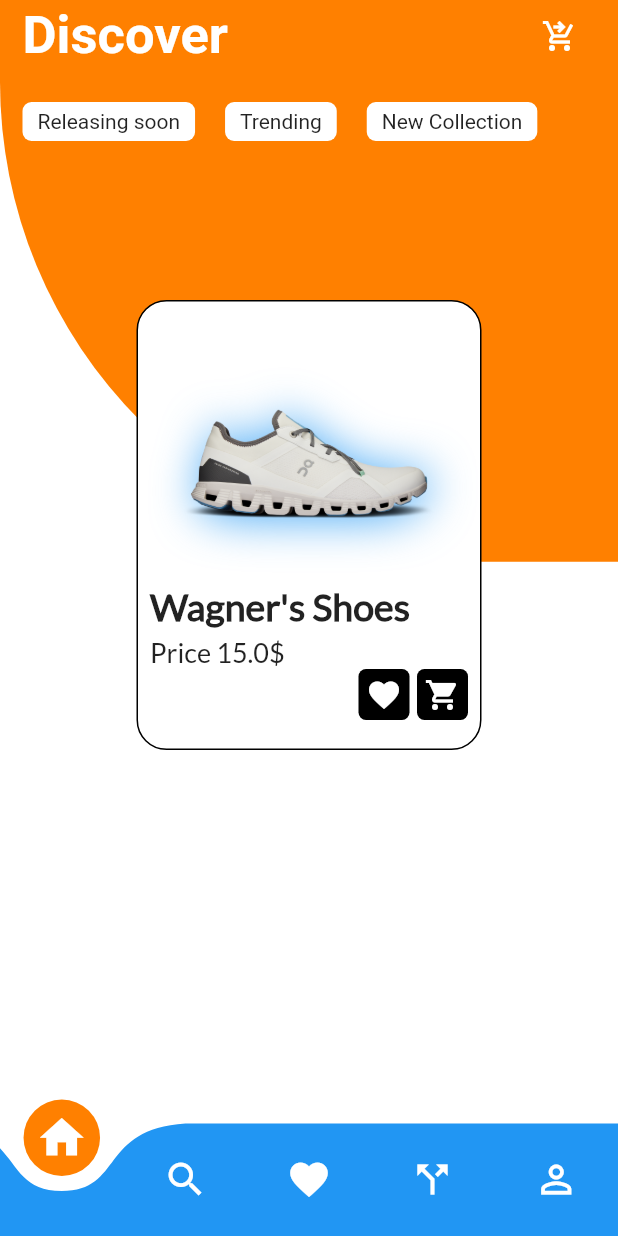
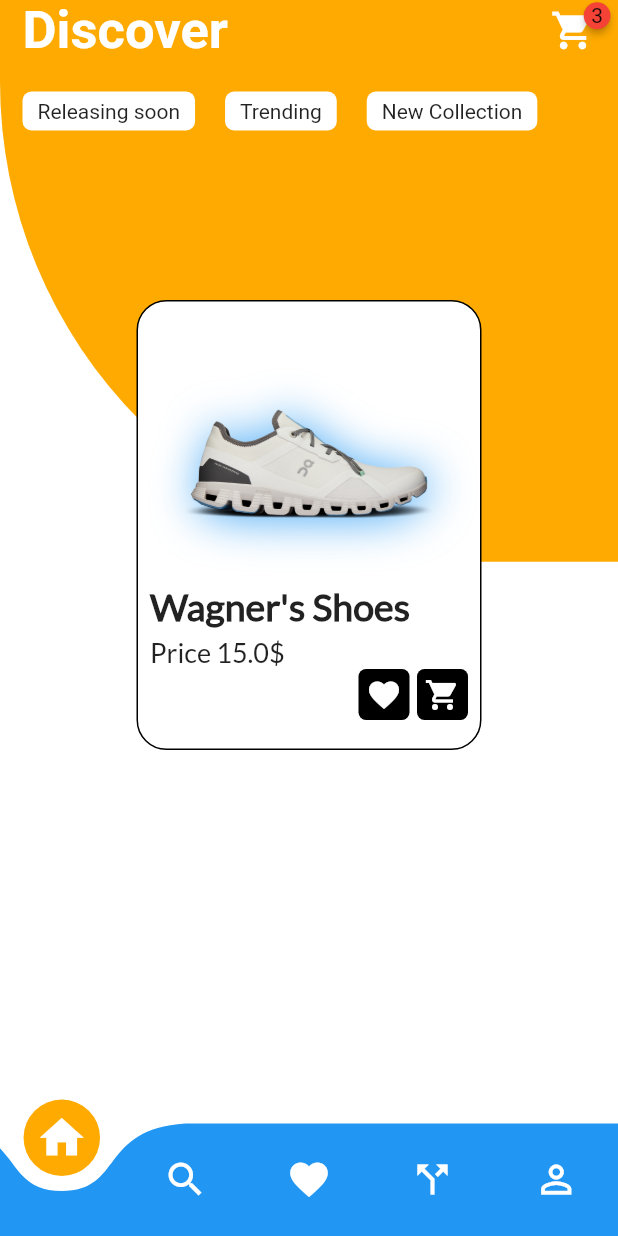
Before and after one commit to luonverak/Flutter-12-1-Demo, a Flutter app: the screen it shows after launch, on a phone screen of 412 x 824 dp. Run offline on Flutter 3.47's test engine with Material 2 defaults, Android fonts, the phone set to English and light mode, and no system bars; drawn by our look-alikes of badges, carousel_slider, curved_navigation_bar, simple_shadow.

Commit message:
code commit

```diff
--- a/lib/view/home_screen.dart
+++ b/lib/view/home_screen.dart
@@ -4,7 +4,7 @@ import 'package:demo3/model/category.dart';
 import 'package:demo3/widget/category.dart';
 import 'package:flutter/material.dart';
 import 'package:simple_shadow/simple_shadow.dart';
-
+import 'package:badges/badges.dart' as badges;
 import '../widget/color_makeup.dart';
 
 class HomeScreen extends StatelessWidget {
@@ -30,12 +30,12 @@ class HomeScreen extends StatelessWidget {
                 ),
                 child: ListView(
                   children: [
-                    Padding(
-                      padding: const EdgeInsets.only(left: 15, right: 15),
+                    const Padding(
+                      padding: EdgeInsets.only(left: 15, right: 15),
                       child: Row(
                         mainAxisAlignment: MainAxisAlignment.spaceBetween,
                         children: [
-                          const Text(
+                          Text(
                             'Discover',
                             style: TextStyle(
                               fontSize: 35,
@@ -43,11 +43,12 @@ class HomeScreen extends StatelessWidget {
                               fontWeight: FontWeight.w600,
                             ),
                           ),
-                          IconButton(
-                            onPressed: () {},
-                            icon: const Icon(
-                              Icons.shopping_cart_checkout,
+                          badges.Badge(
+                            badgeContent: Text('3'),
+                            child: Icon(
+                              Icons.shopping_cart,
                               color: Colors.white,
+                              size: 30,
                             ),
                           )
                         ],
--- a/lib/widget/color_makeup.dart
+++ b/lib/widget/color_makeup.dart
@@ -1,3 +1,3 @@
 import 'package:flutter/material.dart';
 
-const Color makeup = Color.fromARGB(255, 255, 128, 0);
+const Color makeup = Color.fromARGB(255, 255, 170, 0);
--- a/pubspec.yaml
+++ b/pubspec.yaml
@@ -39,6 +39,7 @@ dependencies:
   curved_navigation_bar: ^1.0.3
   drop_shadow_image: ^0.9.1
   simple_shadow: ^0.3.1
+  badges: ^3.1.2
 
 dev_dependencies:
   flutter_test:
```
Also changed, not shown: pubspec.lock.
